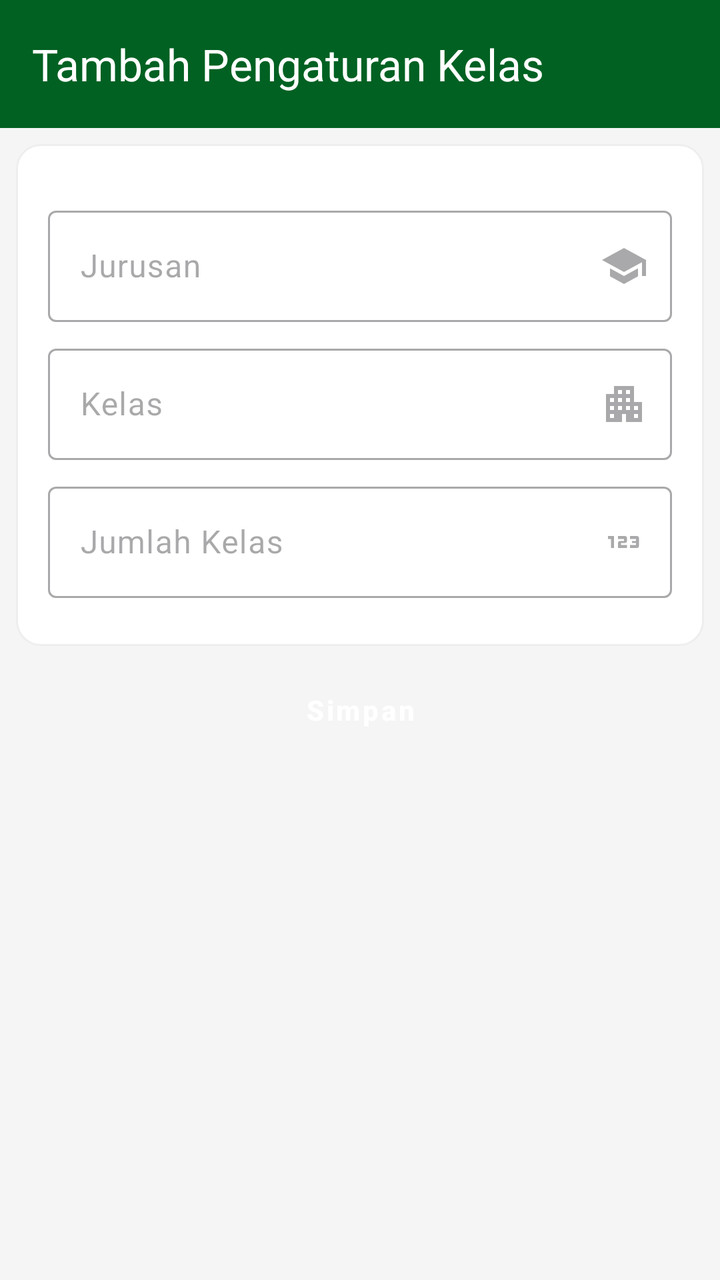
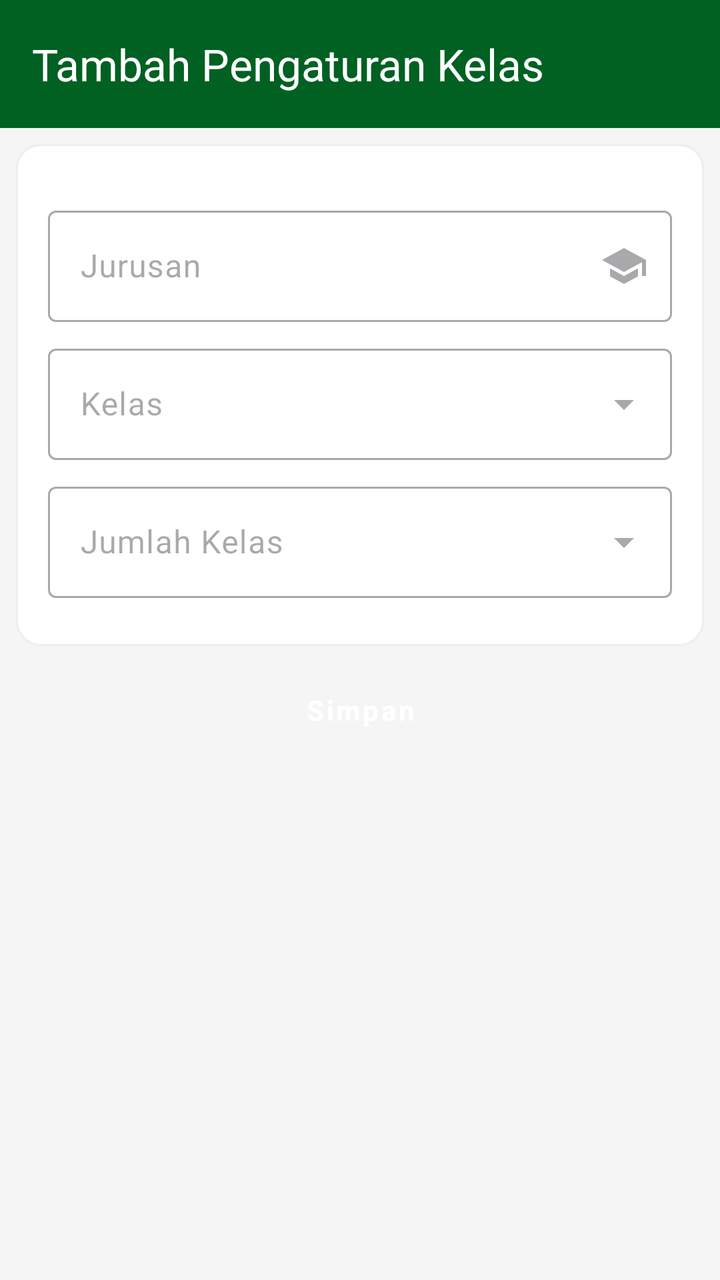

The first picture is an Android layout as it rendered before a commit; the second is the same layout after the commit. The layout source and the unified diff follow.
<!-- AndroidManifest.xml: application theme Theme.OrionAPP -->
<!-- res/layout/activity_tambah_pengaturan_kelas.xml -->
<?xml version="1.0" encoding="utf-8"?>
<FrameLayout xmlns:android="http://schemas.android.com/apk/res/android"
    xmlns:app="http://schemas.android.com/apk/res-auto"
    xmlns:tools="http://schemas.android.com/tools"
    android:id="@+id/main"
    android:layout_width="match_parent"
    android:layout_height="match_parent"
    android:background="@color/background"
    tools:context=".activity.TambahPengaturanKelasActivity">

    <LinearLayout
        android:layout_width="match_parent"
        android:layout_height="match_parent"
        android:orientation="vertical">

        <com.google.android.material.appbar.AppBarLayout
            android:layout_width="match_parent"
            android:layout_height="?attr/actionBarSize"
            android:background="@color/primary">

            <com.google.android.material.appbar.MaterialToolbar
                android:id="@+id/toolbar"
                android:layout_width="match_parent"
                android:layout_height="match_parent"
                android:elevation="4dp"
                android:theme="@style/ThemeOverlay.Material3.ActionBar"
                app:navigationIconTint="@color/white"
                app:title="Tambah Pengaturan Kelas"
                app:titleTextColor="@color/white" />
        </com.google.android.material.appbar.AppBarLayout>

        <ScrollView
            android:layout_width="match_parent"
            android:layout_height="wrap_content">

            <LinearLayout
                android:layout_width="match_parent"
                android:layout_height="wrap_content"
                android:orientation="vertical">

                <LinearLayout
                    android:layout_width="match_parent"
                    android:layout_height="wrap_content"
                    android:layout_marginHorizontal="8dp"
                    android:layout_marginVertical="8dp"
                    android:background="@drawable/rounded_outline"
                    android:orientation="vertical">

                    <LinearLayout
                        android:layout_width="match_parent"
                        android:layout_height="wrap_content"
                        android:layout_marginVertical="4dp"
                        android:orientation="vertical"
                        android:padding="16dp">

                        <LinearLayout
                            android:layout_width="match_parent"
                            android:layout_height="wrap_content"
                            android:layout_marginBottom="4dp"
                            android:orientation="vertical">

                            <com.google.android.material.textfield.TextInputLayout
                                android:id="@+id/til_jurusan"
                                android:layout_width="match_parent"
                                android:layout_height="wrap_content"
                                android:layout_marginTop="8dp"
                                android:enabled="false"
                                app:endIconDrawable="@drawable/ic_school_24"
                                app:endIconMode="custom">

                                <com.google.android.material.textfield.TextInputEditText
                                    android:id="@+id/et_jurusan"
                                    android:layout_width="match_parent"
                                    android:layout_height="wrap_content"
                                    android:clickable="true"
                                    android:enabled="false"
                                    android:focusable="false"
                                    android:hint="Jurusan"
                                    android:inputType="none" />
                            </com.google.android.material.textfield.TextInputLayout>


                            <com.google.android.material.textfield.TextInputLayout
                                android:id="@+id/til_kelas"
                                android:layout_width="match_parent"
                                android:layout_height="wrap_content"
                                android:layout_marginTop="8dp"
                                android:enabled="false"
                                app:endIconDrawable="@drawable/ic_apartment_24"
                                app:endIconMode="custom">

                                <com.google.android.material.textfield.TextInputEditText
                                    android:id="@+id/et_kelas"
                                    android:layout_width="match_parent"
                                    android:layout_height="wrap_content"
                                    android:clickable="true"
                                    android:enabled="false"
                                    android:focusable="false"
                                    android:hint="Kelas"
                                    android:inputType="none" />
                            </com.google.android.material.textfield.TextInputLayout>


                            <com.google.android.material.textfield.TextInputLayout
                                android:id="@+id/til_jumlahkelas"
                                android:layout_width="match_parent"
                                android:layout_height="wrap_content"
                                android:layout_marginTop="8dp"
                                android:enabled="false"
                                app:endIconDrawable="@drawable/ic_123_24"
                                app:endIconMode="custom">

                                <com.google.android.material.textfield.TextInputEditText
                                    android:id="@+id/et_jumlahkelas"
                                    android:layout_width="match_parent"
                                    android:layout_height="wrap_content"
                                    android:clickable="true"
                                    android:enabled="false"
                                    android:focusable="false"
                                    android:hint="Jumlah Kelas"
                                    android:inputType="none" />
                            </com.google.android.material.textfield.TextInputLayout>


                        </LinearLayout>

                    </LinearLayout>

                </LinearLayout>


                <Button
                    android:id="@+id/btn_simpan"
                    style="@style/Widget.MaterialComponents.Button"
                    android:layout_width="match_parent"
                    android:layout_height="wrap_content"
                    android:layout_marginHorizontal="16dp"
                    android:backgroundTint="@color/primary"
                    android:paddingVertical="12dp"
                    android:text="Simpan"
                    android:textAllCaps="false"
                    android:textSize="14sp"
                    android:textStyle="bold" />

            </LinearLayout>
        </ScrollView>

    </LinearLayout>


</FrameLayout>
<!-- resources referenced by this layout -->
<resources>
  <color name="background">#f5f5f5</color>
  <color name="primary">#006122</color>
  <color name="white">#ffffff</color>
  <!-- drawable ic_123_24 (drawable) -->
  <vector xmlns:android="http://schemas.android.com/apk/res/android" android:height="24dp" android:tint="#000000" android:viewportHeight="24" android:viewportWidth="24" android:width="24dp">
        
      <path android:fillColor="@android:color/white" android:pathData="M7,15H5.5v-4.5H4V9h3V15zM13.5,13.5h-3v-1h2c0.55,0 1,-0.45 1,-1V10c0,-0.55 -0.45,-1 -1,-1H9v1.5h3v1h-2c-0.55,0 -1,0.45 -1,1V15h4.5V13.5zM19.5,14v-4c0,-0.55 -0.45,-1 -1,-1H15v1.5h3v1h-2v1h2v1h-3V15h3.5C19.05,15 19.5,14.55 19.5,14z"/>
      
  </vector>
  <!-- drawable ic_apartment_24 (drawable) -->
  <vector xmlns:android="http://schemas.android.com/apk/res/android" android:height="24dp" android:tint="#000000" android:viewportHeight="24" android:viewportWidth="24" android:width="24dp">
        
      <path android:fillColor="@android:color/white" android:pathData="M17,11V3H7v4H3v14h8v-4h2v4h8V11H17zM7,19H5v-2h2V19zM7,15H5v-2h2V15zM7,11H5V9h2V11zM11,15H9v-2h2V15zM11,11H9V9h2V11zM11,7H9V5h2V7zM15,15h-2v-2h2V15zM15,11h-2V9h2V11zM15,7h-2V5h2V7zM19,19h-2v-2h2V19zM19,15h-2v-2h2V15z"/>
      
  </vector>
  <!-- drawable ic_school_24 (drawable) -->
  <vector xmlns:android="http://schemas.android.com/apk/res/android" android:height="24dp" android:tint="#000000" android:viewportHeight="24" android:viewportWidth="24" android:width="24dp">
        
      <path android:fillColor="@android:color/white" android:pathData="M5,13.18v4L12,21l7,-3.82v-4L12,17l-7,-3.82zM12,3L1,9l11,6 9,-4.91V17h2V9L12,3z"/>
      
  </vector>
  <!-- drawable rounded_outline (drawable) -->
  <?xml version="1.0" encoding="utf-8"?>
  <shape xmlns:android="http://schemas.android.com/apk/res/android">
      <corners android:radius="12dp"/>
      <stroke android:color="#eee" android:width="1dp"/>
      <solid android:color="@color/white"/>
  
  </shape>
  <color name="text">#1E1E1E</color>
  <style name="OrionButton" parent="Widget.Material3.Button">
          <item name="android:backgroundTint">@color/primary</item>
          <item name="android:textColor">@color/white</item>
          <item name="android:layout_marginHorizontal">4px</item>
          <item name="android:buttonCornerRadius" tools:targetApi="p">12dp</item>
      </style>
  <style name="OrionTextTitle" parent="Widget.Material3.TextInputLayout.OutlinedBox">
          <item name="boxStrokeColor">@color/primary</item>
          <item name="hintTextColor">@color/primary</item>
          <item name="boxBackgroundMode">outline</item>
      </style>
  <color name="highlight_primary">#C0006122</color>
  <color name="error">#D00000</color>
  <style name="SearchViewStyle.White" parent="Widget.AppCompat.SearchView">
          
          <item name="searchHintIcon">@drawable/ic_search_24</item>
          <item name="cursorColor">@color/white</item>
          <item name="submitBackground">@android:color/white</item>
          <item name="android:textColorHint">@color/white</item>
          <item name="android:textColor">@color/white</item>
          <item name="android:iconTint">@android:color/white</item>
          <item name="android:buttonTint">@android:color/white</item>
      </style>
  <!-- drawable ic_search_24 (drawable) -->
  <vector xmlns:android="http://schemas.android.com/apk/res/android" android:height="24dp" android:tint="#000000" android:viewportHeight="24" android:viewportWidth="24" android:width="24dp">
        
      <path android:fillColor="@android:color/white" android:pathData="M15.5,14h-0.79l-0.28,-0.27C15.41,12.59 16,11.11 16,9.5 16,5.91 13.09,3 9.5,3S3,5.91 3,9.5 5.91,16 9.5,16c1.61,0 3.09,-0.59 4.23,-1.57l0.27,0.28v0.79l5,4.99L20.49,19l-4.99,-5zM9.5,14C7.01,14 5,11.99 5,9.5S7.01,5 9.5,5 14,7.01 14,9.5 11.99,14 9.5,14z"/>
      
  </vector>
  <!-- unchanged entries left out for length: 1 -->
</resources>

<!-- the commit's change to res/layout/activity_tambah_pengaturan_kelas.xml (unified diff, before → after) -->
@@ -82,42 +82,36 @@
 
                             <com.google.android.material.textfield.TextInputLayout
                                 android:id="@+id/til_kelas"
+                                style="@style/Widget.Material3.TextInputLayout.OutlinedBox.ExposedDropdownMenu"
                                 android:layout_width="match_parent"
                                 android:layout_height="wrap_content"
                                 android:layout_marginTop="8dp"
                                 android:enabled="false"
-                                app:endIconDrawable="@drawable/ic_apartment_24"
-                                app:endIconMode="custom">
+                                android:hint="Kelas">
 
-                                <com.google.android.material.textfield.TextInputEditText
+                                <AutoCompleteTextView
                                     android:id="@+id/et_kelas"
                                     android:layout_width="match_parent"
                                     android:layout_height="wrap_content"
-                                    android:clickable="true"
                                     android:enabled="false"
-                                    android:focusable="false"
-                                    android:hint="Kelas"
                                     android:inputType="none" />
                             </com.google.android.material.textfield.TextInputLayout>
 
 
                             <com.google.android.material.textfield.TextInputLayout
                                 android:id="@+id/til_jumlahkelas"
+                                style="@style/Widget.Material3.TextInputLayout.OutlinedBox.ExposedDropdownMenu"
                                 android:layout_width="match_parent"
                                 android:layout_height="wrap_content"
                                 android:layout_marginTop="8dp"
                                 android:enabled="false"
-                                app:endIconDrawable="@drawable/ic_123_24"
-                                app:endIconMode="custom">
+                                android:hint="Jumlah Kelas">
 
-                                <com.google.android.material.textfield.TextInputEditText
+                                <AutoCompleteTextView
                                     android:id="@+id/et_jumlahkelas"
                                     android:layout_width="match_parent"
                                     android:layout_height="wrap_content"
-                                    android:clickable="true"
                                     android:enabled="false"
-                                    android:focusable="false"
-                                    android:hint="Jumlah Kelas"
                                     android:inputType="none" />
                             </com.google.android.material.textfield.TextInputLayout>
 
<!-- resource entries referenced after the edit -->
@@ -3,18 +3,6 @@
   <color name="background">#f5f5f5</color>
   <color name="primary">#006122</color>
   <color name="white">#ffffff</color>
-  <!-- drawable ic_123_24 (drawable) -->
-  <vector xmlns:android="http://schemas.android.com/apk/res/android" android:height="24dp" android:tint="#000000" android:viewportHeight="24" android:viewportWidth="24" android:width="24dp">
-        
-      <path android:fillColor="@android:color/white" android:pathData="M7,15H5.5v-4.5H4V9h3V15zM13.5,13.5h-3v-1h2c0.55,0 1,-0.45 1,-1V10c0,-0.55 -0.45,-1 -1,-1H9v1.5h3v1h-2c-0.55,0 -1,0.45 -1,1V15h4.5V13.5zM19.5,14v-4c0,-0.55 -0.45,-1 -1,-1H15v1.5h3v1h-2v1h2v1h-3V15h3.5C19.05,15 19.5,14.55 19.5,14z"/>
-      
-  </vector>
-  <!-- drawable ic_apartment_24 (drawable) -->
-  <vector xmlns:android="http://schemas.android.com/apk/res/android" android:height="24dp" android:tint="#000000" android:viewportHeight="24" android:viewportWidth="24" android:width="24dp">
-        
-      <path android:fillColor="@android:color/white" android:pathData="M17,11V3H7v4H3v14h8v-4h2v4h8V11H17zM7,19H5v-2h2V19zM7,15H5v-2h2V15zM7,11H5V9h2V11zM11,15H9v-2h2V15zM11,11H9V9h2V11zM11,7H9V5h2V7zM15,15h-2v-2h2V15zM15,11h-2V9h2V11zM15,7h-2V5h2V7zM19,19h-2v-2h2V19zM19,15h-2v-2h2V15z"/>
-      
-  </vector>
   <!-- drawable ic_school_24 (drawable) -->
   <vector xmlns:android="http://schemas.android.com/apk/res/android" android:height="24dp" android:tint="#000000" android:viewportHeight="24" android:viewportWidth="24" android:width="24dp">
         
